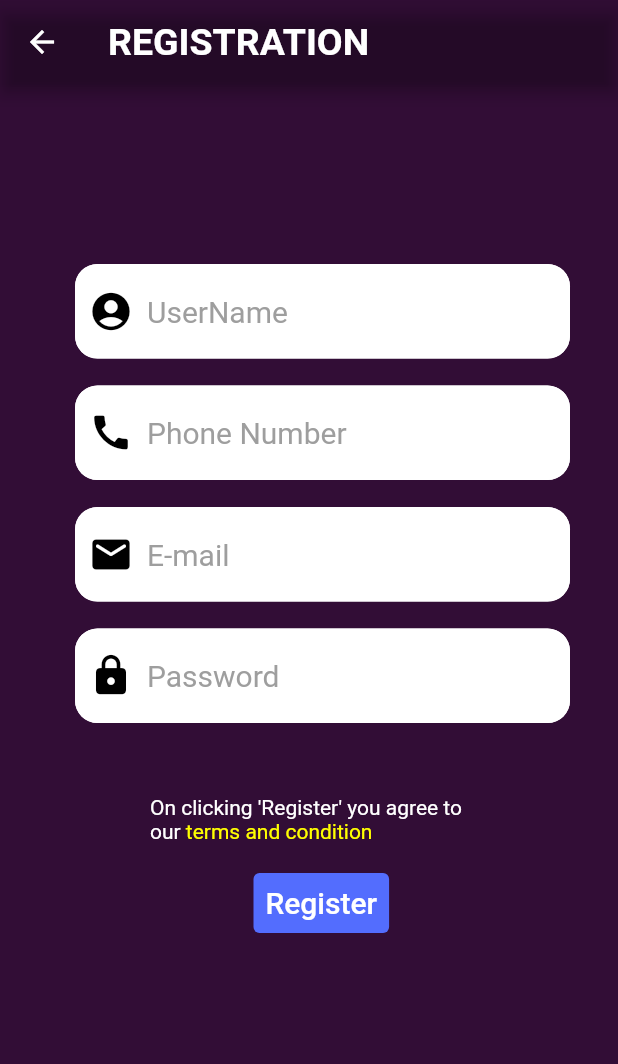
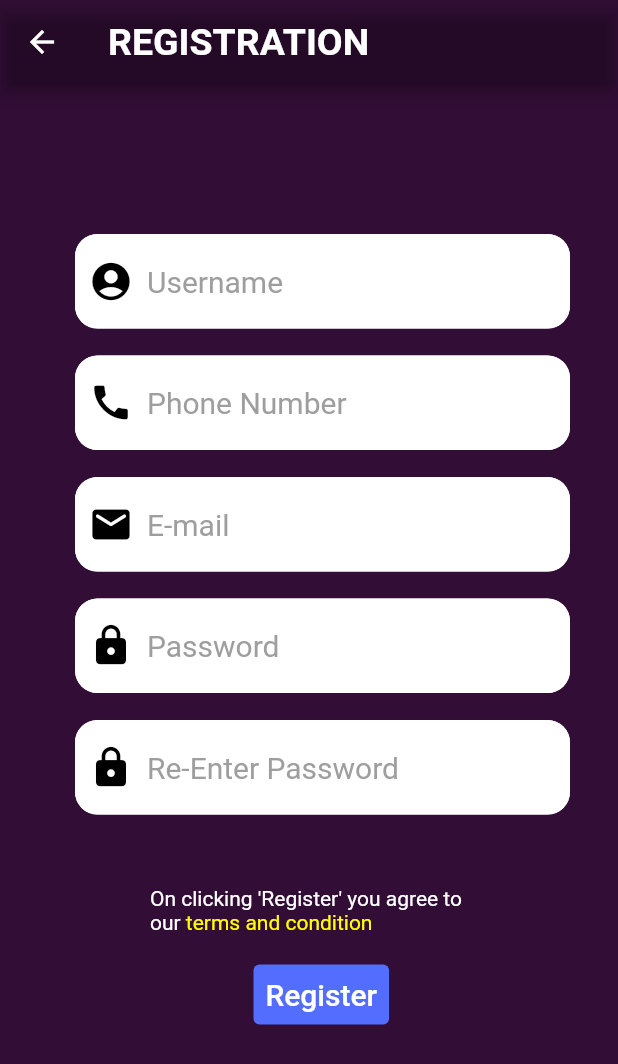
Before and after one commit to Saugat-Maharjan7/Smart-Travel-Planning, a Flutter app: the screen it shows after launch, after a tap on "Skip", after a tap on "Register", on a phone screen of 412 x 824 dp. Shown: the top 1064 px of the screen. Run offline on Flutter 3.47's test engine with Material 2 defaults, Android fonts, the phone set to English and light mode, and no system bars; our stand-ins replace flutter_icons, flutter_signin_button, flutter_spinkit, google_fonts, google_sign_in, introduction_screen and 1 more.

Commit message:
Smart-Travel-Planning-App(changes6.2)

```diff
--- a/lib/Login/login_page.dart
+++ b/lib/Login/login_page.dart
@@ -81,7 +81,7 @@ class _LoginPageState extends State<LoginPage> {
                   fit: BoxFit.cover,
                 ),
               ),
-              padding: EdgeInsets.symmetric(vertical: 95, horizontal: 15),
+              padding: EdgeInsets.symmetric(vertical: 90, horizontal: 15),
               constraints: BoxConstraints.expand(),
               child: SafeArea(
                 child: SingleChildScrollView(
@@ -122,7 +122,7 @@ class _LoginPageState extends State<LoginPage> {
                                     child: TextField(
                                       decoration: InputDecoration(
                                         border: InputBorder.none,
-                                        hintText: 'UserName',
+                                        hintText: 'Username',
                                         hintStyle: TextStyle(
                                           color: Colors.grey,
                                         ),
@@ -331,11 +331,21 @@ class _LoginPageState extends State<LoginPage> {
                           ),
                         ),
                         SizedBox(
-                          height: 95,
+                          height: 65,
                           width: 300,
                           child: Divider(
                             color: Colors.white,
                           ),
+                        ),
+                        Text(
+                          'Not an existing user?',
+                          style: TextStyle(
+                            fontSize: 16,
+                            fontWeight: FontWeight.w400,
+                          ),
+                        ),
+                        SizedBox(
+                          height: 20,
                         ),
                         Container(
                           width: 92,
@@ -372,6 +382,7 @@ class _LoginPageState extends State<LoginPage> {
                           style: TextStyle(
                             fontSize: 20.0,
                             color: Colors.white,
+                            fontWeight: FontWeight.bold,
                           ),
                         ),
                         SizedBox(
--- a/lib/Register/register_page.dart
+++ b/lib/Register/register_page.dart
@@ -31,7 +31,7 @@ class _RegisterPageState extends State<RegisterPage> {
       ),
       body: SafeArea(
         child: Container(
-          margin: EdgeInsets.only(top: 100),
+          margin: EdgeInsets.only(top: 80),
           padding: EdgeInsets.only(left: 50, right: 20),
           // height: 600,
           width: 400,
@@ -42,7 +42,7 @@ class _RegisterPageState extends State<RegisterPage> {
                 SizedBox(
                   height: 20,
                 ),
-                buildTextField(Icons.account_circle, 'UserName', false, false),
+                buildTextField(Icons.account_circle, 'Username', false, false),
                 SizedBox(
                   height: 10,
                 ),
@@ -55,6 +55,11 @@ class _RegisterPageState extends State<RegisterPage> {
                   height: 10,
                 ),
                 buildTextField(Icons.lock_rounded, 'Password', true, false),
+                SizedBox(
+                  height: 10,
+                ),
+                buildTextField(
+                    Icons.lock_rounded, 'Re-Enter Password', true, false),
                 SizedBox(
                   height: 20,
                 ),
```
